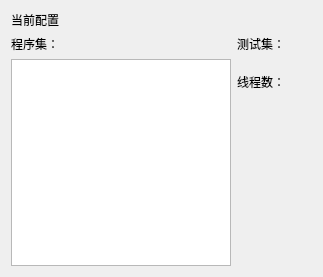
creeper12356/guide_software, file experiment/src/choicewidget.ui: the form before one commit.
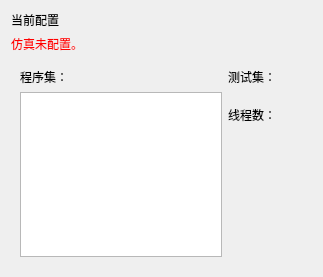
The form after the commit.

Commit message: 加入‘清空配置’功能

Patch:
```diff
--- a/experiment/src/choicewidget.ui
+++ b/experiment/src/choicewidget.ui
@@ -34,7 +34,20 @@
     </widget>
    </item>
    <item>
-    <layout class="QHBoxLayout" name="horizontalLayout_3" stretch="0,0">
+    <widget class="QLabel" name="hint_label">
+     <property name="styleSheet">
+      <string notr="true">color:red</string>
+     </property>
+     <property name="text">
+      <string>仿真未配置。</string>
+     </property>
+    </widget>
+   </item>
+   <item>
+    <widget class="QWidget" name="detail_widget" native="true">
+     <layout class="QVBoxLayout" name="verticalLayout_4">
+      <item>
+       <layout class="QHBoxLayout" name="detail_layout" stretch="0,0">
      <property name="sizeConstraint">
       <enum>QLayout::SetMaximumSize</enum>
      </property>
@@ -109,6 +122,9 @@
       </layout>
      </item>
     </layout>
+      </item>
+     </layout>
+    </widget>
    </item>
   </layout>
  </widget>
```
Lines whose indentation alone changed are shown as unchanged. The commit also changes 9 other files.
